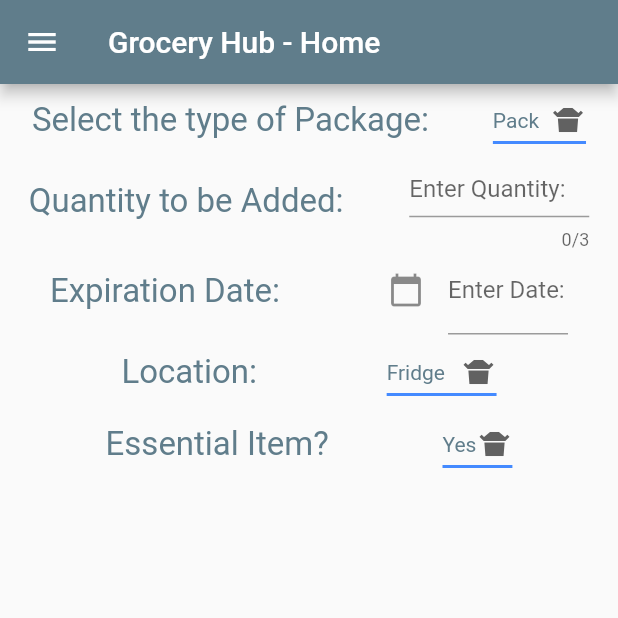
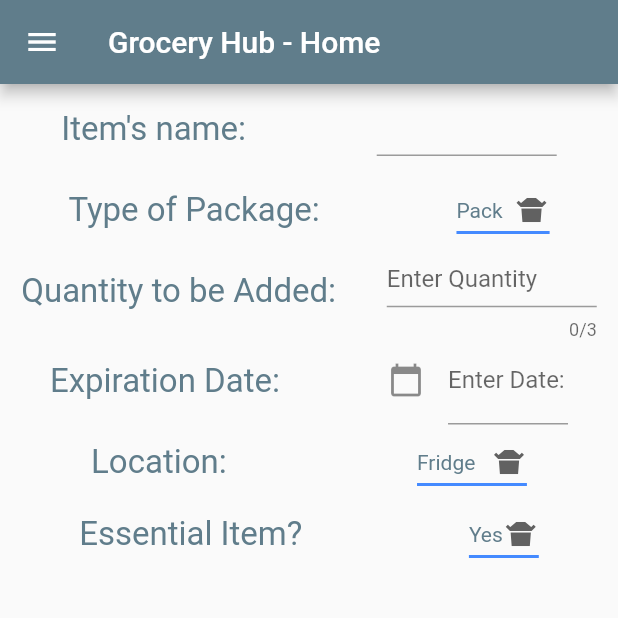
Before and after one commit to maria-im015/grocery_hub_capstone, a Flutter app: the ConsumeItem screen opened directly, in the side drawer, after a tap on "Scan Item", on a phone screen of 412 x 824 dp, the top half of it. Run offline on Flutter 3.47's test engine with Material 2 defaults, Android fonts, the phone set to English and light mode, and no system bars.

Commit message:
added item name fields and fixed quantity widget, minor styling

```diff
--- a/lib/pages/consume_item.dart
+++ b/lib/pages/consume_item.dart
@@ -22,14 +22,24 @@ class ConsumeItem extends StatelessWidget {
               children: <Widget>[
                 Container(
                   child: Text(
-                    'Select the type of Package:',
+                    'Item\'s name: ',
+                    style: TextStyle(color: Colors.blueGrey, fontSize: 22.0),
+                  ),
+                ),
+                Container(child: ItemNameWidget()),
+              ]),
+          Row(
+              crossAxisAlignment: CrossAxisAlignment.center,
+              mainAxisAlignment: MainAxisAlignment.spaceAround,
+              children: <Widget>[
+                Container(
+                  child: Text(
+                    'Type of Package:',
                     style: TextStyle(color: Colors.blueGrey, fontSize: 22.0),
                   ),
                 ),
                 Container(child: PackageTypeWidget()),
               ]),
-          // NEED TO FIX
-          ///////////////
           Row(
               crossAxisAlignment: CrossAxisAlignment.center,
               mainAxisAlignment: MainAxisAlignment.spaceAround,
@@ -40,19 +50,11 @@ class ConsumeItem extends StatelessWidget {
                     style: TextStyle(color: Colors.blueGrey, fontSize: 22.0),
                   ),
                 ),
-                SizedBox(
-                    width: 120.0,
-                    height: 60.0,
-                    child: TextFormField(
-                      keyboardType: TextInputType.number,
-                      inputFormatters: [FilteringTextInputFormatter.digitsOnly],
-                      decoration: InputDecoration(hintText: 'Enter Quantity: '),
-                      maxLength: 3,
-                    )),
+                Container(child: QuantityWidget()),
               ]),
           Row(
               crossAxisAlignment: CrossAxisAlignment.center,
-              mainAxisAlignment: MainAxisAlignment.spaceEvenly,
+              mainAxisAlignment: MainAxisAlignment.spaceAround,
               children: <Widget>[
                 Container(
                   child: Text(
@@ -64,7 +66,7 @@ class ConsumeItem extends StatelessWidget {
               ]),
           Row(
               crossAxisAlignment: CrossAxisAlignment.center,
-              mainAxisAlignment: MainAxisAlignment.spaceEvenly,
+              mainAxisAlignment: MainAxisAlignment.spaceAround,
               children: <Widget>[
                 Container(
                   child: Text(
--- a/lib/pages/home.dart
+++ b/lib/pages/home.dart
@@ -4,7 +4,7 @@ import 'package:grocery_hub_capstone/navigation/menu_bar.dart';
 import 'package:grocery_hub_capstone/pages/home_detailed.dart';
 import 'package:grocery_hub_capstone/pages/page_models.dart';
 
-// content that loads on the home page.
+// Content that loads on the home page.
 class MyHomePage extends StatelessWidget {
   const MyHomePage({Key? key}) : super(key: key);
 
@@ -22,14 +22,24 @@ class MyHomePage extends StatelessWidget {
               children: <Widget>[
                 Container(
                   child: Text(
-                    'Select the type of Package:',
+                    'Item\'s name: ',
+                    style: TextStyle(color: Colors.blueGrey, fontSize: 22.0),
+                  ),
+                ),
+                Container(child: ItemNameWidget()),
+              ]),
+          Row(
+              crossAxisAlignment: CrossAxisAlignment.center,
+              mainAxisAlignment: MainAxisAlignment.spaceAround,
+              children: <Widget>[
+                Container(
+                  child: Text(
+                    'Type of Package:',
                     style: TextStyle(color: Colors.blueGrey, fontSize: 22.0),
                   ),
                 ),
                 Container(child: PackageTypeWidget()),
               ]),
-          // NEED TO FIX
-          ///////////////
           Row(
               crossAxisAlignment: CrossAxisAlignment.center,
               mainAxisAlignment: MainAxisAlignment.spaceAround,
@@ -40,15 +50,7 @@ class MyHomePage extends StatelessWidget {
                     style: TextStyle(color: Colors.blueGrey, fontSize: 22.0),
                   ),
                 ),
-                SizedBox(
-                    width: 120.0,
-                    height: 60.0,
-                    child: TextFormField(
-                      keyboardType: TextInputType.number,
-                      inputFormatters: [FilteringTextInputFormatter.digitsOnly],
-                      decoration: InputDecoration(hintText: 'Enter Quantity: '),
-                      maxLength: 3,
-                    )),
+                Container(child: QuantityWidget()),
               ]),
           Row(
               crossAxisAlignment: CrossAxisAlignment.center,
@@ -64,7 +66,7 @@ class MyHomePage extends StatelessWidget {
               ]),
           Row(
               crossAxisAlignment: CrossAxisAlignment.center,
-              mainAxisAlignment: MainAxisAlignment.spaceEvenly,
+              mainAxisAlignment: MainAxisAlignment.spaceAround,
               children: <Widget>[
                 Container(
                   child: Text(
@@ -76,7 +78,7 @@ class MyHomePage extends StatelessWidget {
               ]),
           Row(
               crossAxisAlignment: CrossAxisAlignment.center,
-              mainAxisAlignment: MainAxisAlignment.spaceEvenly,
+              mainAxisAlignment: MainAxisAlignment.spaceAround,
               children: <Widget>[
                 Container(
                   child: Text(
--- a/lib/pages/page_models.dart
+++ b/lib/pages/page_models.dart
@@ -1,7 +1,66 @@
 import 'package:flutter/material.dart';
+import 'package:flutter/services.dart';
 import 'package:flutter/widgets.dart';
 
-// Dropdown menu for type of pacckage
+// Name of the item.
+class ItemNameWidget extends StatefulWidget {
+  const ItemNameWidget({Key? key}) : super(key: key);
+
+  @override
+  State<ItemNameWidget> createState() => _ItemNameWidgetState();
+}
+
+class _ItemNameWidgetState extends State<ItemNameWidget> {
+  late TextEditingController _controller;
+
+  @override
+  void initState() {
+    super.initState();
+    _controller = TextEditingController();
+  }
+
+  @override
+  void dispose() {
+    _controller.dispose();
+    super.dispose();
+  }
+
+  @override
+  Widget build(BuildContext context) {
+    return Row(children: <Widget>[
+      SizedBox(
+        width: 120.0,
+        height: 60.0,
+        child: TextField(
+          controller: _controller,
+          // text box alert
+          // onSubmitted: (String value) async {
+          //   await showDialog<void>(
+          //     context: context,
+          //     builder: (BuildContext context) {
+          //       return AlertDialog(
+          //         title: const Text('Thanks!'),
+          //         content: Text(
+          //             'You typed "$value", which has length ${value.characters.length}.'),
+          //         actions: <Widget>[
+          //           TextButton(
+          //             onPressed: () {
+          //               Navigator.pop(context);
+          //             },
+          //             child: const Text('OK'),
+          //           ),
+          //         ],
+          //       );
+          //     },
+          //   );
+          // },
+        ),
+      ),
+    ]);
+  }
+}
+
+// Dropdown menu for type of package
 class PackageTypeWidget extends StatefulWidget {
   const PackageTypeWidget({Key? key}) : super(key: key);
 
@@ -68,8 +127,8 @@ class _EssentialItemWidgetState extends State<EssentialItemWidget> {
           dropdownValue = newValue!;
         });
       },
-      items: <String>['Yes', 'No']
-          .map<DropdownMenuItem<String>>((String value) {
+      items:
+          <String>['Yes', 'No'].map<DropdownMenuItem<String>>((String value) {
         return DropdownMenuItem<String>(
           value: value,
           child: Text(value),
@@ -78,3 +137,38 @@ class _EssentialItemWidgetState extends State<EssentialItemWidget> {
     );
   }
 }
+
+// Handles quantities for consume and add.
+class QuantityWidget extends StatefulWidget {
+  const QuantityWidget({Key? key}) : super(key: key);
+
+  @override
+  State<QuantityWidget> createState() => _QuantityWidgetState();
+}
+
+class _QuantityWidgetState extends State<QuantityWidget> {
+
+  final number = TextEditingController();
+
+  @override
+  Widget build(BuildContext context) {
+    return Row(
+      children: <Widget>[
+        SizedBox(
+            width: 140.0,
+            height: 60.0,
+            child: TextFormField(
+              controller: number,
+              autocorrect: true,
+              keyboardType: TextInputType.number,
+              inputFormatters: [FilteringTextInputFormatter.digitsOnly],
+              decoration: InputDecoration(
+                  hintText: 'Enter Quantity',
+                  // border: OutlineInputBorder()
+                  ),
+              maxLength: 3,
+            )),
+      ],
+    );
+  }
+}
```
